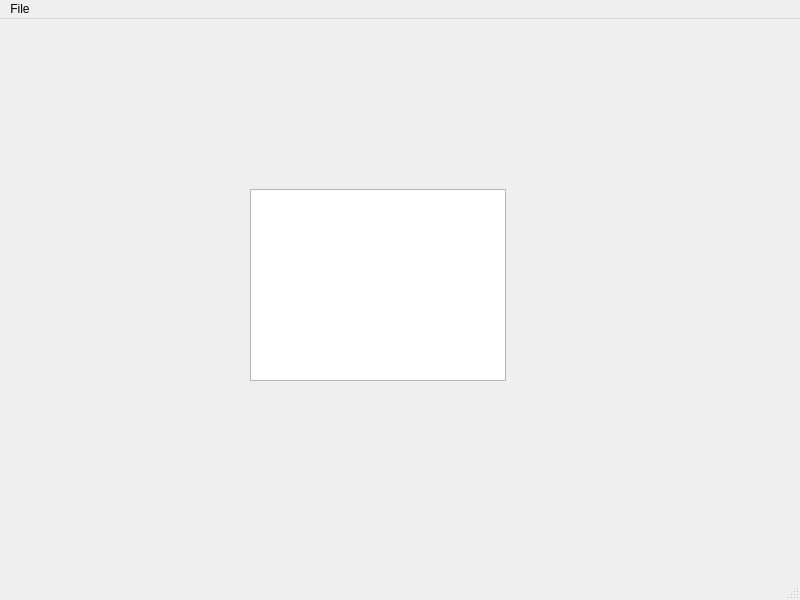
The window that src/EditorWindow.ui (citxx/Image-editor) describes before a commit, drawn with Qt 5.
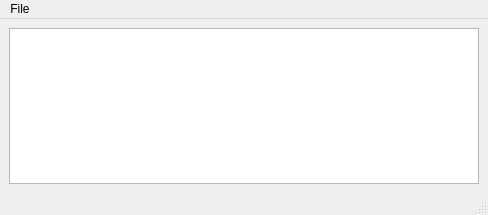
The same window after the commit.

Commit message: Form top-level layout is set. Graphics view element added

Diff of the .ui file:
```diff
--- a/src/EditorWindow.ui
+++ b/src/EditorWindow.ui
@@ -6,8 +6,8 @@
    <rect>
     <x>0</x>
     <y>0</y>
-    <width>800</width>
-    <height>600</height>
+    <width>488</width>
+    <height>215</height>
    </rect>
   </property>
   <property name="contextMenuPolicy">
@@ -17,23 +17,18 @@
    <string>Image editor</string>
   </property>
   <widget class="QWidget" name="centralwidget">
-   <widget class="QGraphicsView" name="graphicsView">
-    <property name="geometry">
-     <rect>
-      <x>250</x>
-      <y>170</y>
-      <width>256</width>
-      <height>192</height>
-     </rect>
-    </property>
-   </widget>
+   <layout class="QHBoxLayout" name="horizontalLayout_2">
+    <item>
+     <widget class="QGraphicsView" name="graphicsView"/>
+    </item>
+   </layout>
   </widget>
   <widget class="QMenuBar" name="menubar">
    <property name="geometry">
     <rect>
      <x>0</x>
      <y>0</y>
-     <width>800</width>
+     <width>488</width>
      <height>25</height>
     </rect>
    </property>
```
